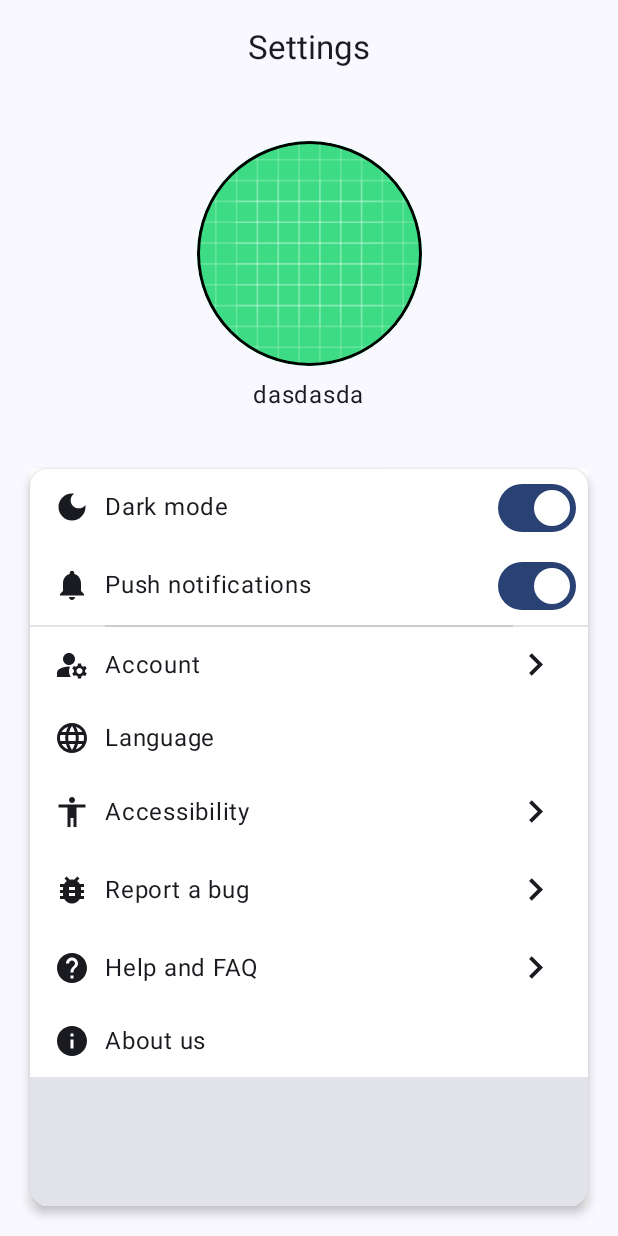
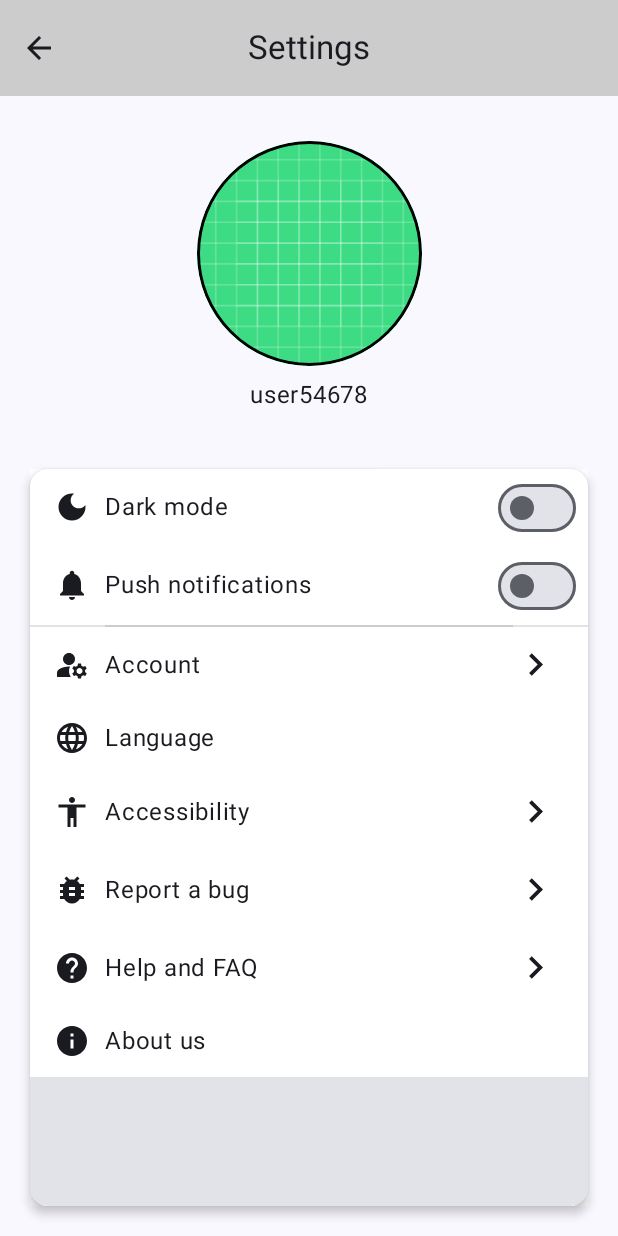
Before and after one commit to cgaraydev/SettingsExample, an Android app built with Jetpack Compose: the screen it shows after launch (MainActivity), on a phone screen of 412 x 824 dp. Run offline under Robolectric (Android 15) with nearby library versions, the phone set to English and light mode, and no system bars.

Commit message:
Minor changes

```diff
--- a/app/src/main/java/com/example/settingsexample/MainActivity.kt
+++ b/app/src/main/java/com/example/settingsexample/MainActivity.kt
@@ -24,7 +24,7 @@ class MainActivity : ComponentActivity() {
                     modifier = Modifier.fillMaxSize(),
                     color = MaterialTheme.colorScheme.background
                 ) {
-                    SettingsNavigation()
+                    SettingsNavigation(darkMode)
                 }
             }
         }
--- a/app/src/main/java/com/example/settingsexample/components/Components.kt
+++ b/app/src/main/java/com/example/settingsexample/components/Components.kt
@@ -44,12 +44,15 @@ fun CardItem(
     actionIcon: ActionIcon?,
     onItemClick: () -> Unit = {}
 ) {
-    var isOn by remember { mutableStateOf(true) }
+    var isOn by remember { mutableStateOf(false) }
     Row(
         verticalAlignment = Alignment.CenterVertically,
         modifier = Modifier
             .background(Color.White)
-            .clickable { onItemClick() }
+            .clickable {
+                isOn = !isOn
+                onItemClick()
+            }
             .padding(start = 16.dp, end = 20.dp, top = 10.dp, bottom = 12.dp)
     ) {
         Icon(painter = painterResource(id = icon), contentDescription = "")
@@ -60,7 +63,7 @@ fun CardItem(
 
             ActionIcon.SWITCH -> Switch(
                 checked = isOn,
-                onCheckedChange = { isOn = !isOn },
+                onCheckedChange = { isOn = it },
                 modifier = Modifier.size(30.dp)
             )
 
--- a/app/src/main/java/com/example/settingsexample/navigation/SettingsNavigation.kt
+++ b/app/src/main/java/com/example/settingsexample/navigation/SettingsNavigation.kt
@@ -9,7 +9,7 @@ import com.example.settingsexample.screens.ReportABugScreen
 import com.example.settingsexample.screens.SettingsScreen
 
 @Composable
-fun SettingsNavigation() {
+fun SettingsNavigation(darkMode: Boolean) {
     val navController = rememberNavController()
     NavHost(
         navController = navController,
@@ -19,10 +19,10 @@ fun SettingsNavigation() {
             SettingsScreen(navController)
         }
         composable(ScreensList.AboutUsScreen.name) {
-            AboutUsScreen(navController)
+            AboutUsScreen(navController, darkMode)
         }
         composable(ScreensList.ReportABugScreen.name){
-            ReportABugScreen(navController)
+            ReportABugScreen(navController, darkMode)
         }
     }
 }
--- a/app/src/main/java/com/example/settingsexample/screens/AboutUsScreen.kt
+++ b/app/src/main/java/com/example/settingsexample/screens/AboutUsScreen.kt
@@ -21,12 +21,13 @@ import androidx.compose.ui.unit.dp
 import androidx.navigation.NavController
 import androidx.navigation.NavHostController
 import com.example.settingsexample.R
+import com.example.settingsexample.ui.theme.SettingsExampleTheme
 
 @Composable
-fun AboutUsScreen(navController: NavHostController) {
+fun AboutUsScreen(navController: NavHostController, darkMode: Boolean) {
     Scaffold(
         topBar = {
-            MyTopAppBar(title = "About Us", navController = navController)
+            MyTopAppBar(title = "About Us", navController = navController, darkMode = darkMode)
         },
     ) {
         Box(modifier = Modifier.padding(it)) {
@@ -45,8 +46,10 @@ fun AboutUsScreen(navController: NavHostController) {
 @Composable
 fun MyTopAppBar(
     title: String,
-    navController: NavController
+    navController: NavController,
+    darkMode: Boolean
 ) {
+    SettingsExampleTheme(darkTheme = darkMode) {
         CenterAlignedTopAppBar(
             title = { Text(text = title) },
             navigationIcon = {
@@ -63,3 +66,5 @@ fun MyTopAppBar(
             )
         )
     }
+
+}
--- a/app/src/main/java/com/example/settingsexample/screens/ReportABugScreen.kt
+++ b/app/src/main/java/com/example/settingsexample/screens/ReportABugScreen.kt
@@ -40,13 +40,13 @@ import com.example.settingsexample.components.MySpacer
 
 @OptIn(ExperimentalComposeUiApi::class)
 @Composable
-fun ReportABugScreen(navController: NavController) {
+fun ReportABugScreen(navController: NavController, darkMode: Boolean) {
     var email by remember { mutableStateOf("") }
     var report by remember { mutableStateOf("") }
     val context = LocalContext.current
     val keyboardController = LocalSoftwareKeyboardController.current
     Scaffold(
-        topBar = { MyTopAppBar(title = "Bug report", navController = navController) }
+        topBar = { MyTopAppBar(title = "Bug report", navController = navController, darkMode = darkMode) }
     ) { paddingValues ->
         Box(
             modifier = Modifier
--- a/app/src/main/java/com/example/settingsexample/screens/SettingsScreen.kt
+++ b/app/src/main/java/com/example/settingsexample/screens/SettingsScreen.kt
@@ -15,15 +15,11 @@ import androidx.compose.foundation.layout.size
 import androidx.compose.foundation.shape.CircleShape
 import androidx.compose.material3.Card
 import androidx.compose.material3.CardDefaults
-import androidx.compose.material3.CenterAlignedTopAppBar
 import androidx.compose.material3.Divider
-import androidx.compose.material3.ExperimentalMaterial3Api
-import androidx.compose.material3.Icon
 import androidx.compose.material3.MaterialTheme
 import androidx.compose.material3.Scaffold
 import androidx.compose.material3.Surface
 import androidx.compose.material3.Text
-import androidx.compose.material3.TopAppBarDefaults
 import androidx.compose.runtime.Composable
 import androidx.compose.runtime.getValue
 import androidx.compose.runtime.mutableStateOf
@@ -34,7 +30,6 @@ import androidx.compose.ui.Modifier
 import androidx.compose.ui.draw.clip
 import androidx.compose.ui.graphics.Color
 import androidx.compose.ui.layout.ContentScale
-import androidx.compose.ui.res.painterResource
 import androidx.compose.ui.res.stringResource
 import androidx.compose.ui.unit.dp
 import androidx.navigation.NavController
@@ -48,19 +43,17 @@ import com.example.settingsexample.components.MySpacer
 import com.example.settingsexample.navigation.ScreensList
 import com.example.settingsexample.ui.theme.SettingsExampleTheme
 
-@OptIn(ExperimentalMaterial3Api::class)
 @Composable
 fun SettingsScreen(navController: NavHostController) {
     var darkMode by remember { mutableStateOf(false) }
     Scaffold(topBar = {
-        CenterAlignedTopAppBar(
-            title = { Text(stringResource(R.string.settings)) },
-            colors = TopAppBarDefaults.centerAlignedTopAppBarColors(
-                containerColor = MaterialTheme.colorScheme.background,
-                titleContentColor = MaterialTheme.colorScheme.onBackground
-            )
+        MyTopAppBar(
+            title = "Settings",
+            navController = navController,
+            darkMode = darkMode
         )
     }) { paddingValues ->
+        SettingsExampleTheme(darkTheme = darkMode) {
             Column(
                 Modifier
                     .fillMaxSize()
@@ -68,11 +61,12 @@ fun SettingsScreen(navController: NavHostController) {
                 horizontalAlignment = Alignment.CenterHorizontally
             ) {
                 MySpacer(size = 30)
-            SettingsHeader()
+                SettingsHeader(darkMode)
                 MySpacer(size = 20)
                 SettingsExampleTheme(darkTheme = darkMode) {
                     SettingsBody(navController, darkMode) {
                         darkMode = it
+                    }
                 }
             }
         }
@@ -160,7 +154,7 @@ fun SettingsBody(
 }
 
 @Composable
-fun SettingsHeader() {
+fun SettingsHeader(darkMode: Boolean) {
     var imageUri by remember { mutableStateOf<Uri?>(null) }
     val launcher =
         rememberLauncherForActivityResult(
@@ -168,7 +162,7 @@ fun SettingsHeader() {
         ) { uri: Uri? ->
             imageUri = uri
         }
-    SettingsExampleTheme {
+    SettingsExampleTheme(darkTheme = darkMode) {
         Box(
             modifier = Modifier
                 .fillMaxWidth()
@@ -214,7 +208,7 @@ fun SettingsHeader() {
                 }
                 MySpacer(size = 10)
                 Text(
-                    text = "dasdasda",
+                    text = "user54678",
                     style = MaterialTheme.typography.bodyLarge,
                     color = MaterialTheme.colorScheme.onBackground
                 )
--- a/app/src/main/java/com/example/settingsexample/ui/theme/Theme.kt
+++ b/app/src/main/java/com/example/settingsexample/ui/theme/Theme.kt
@@ -66,8 +66,8 @@ private val LightColorScheme = lightColorScheme(
 
 @Composable
 fun SettingsExampleTheme(
-    darkTheme: Boolean = isSystemInDarkTheme(),
-//    darkTheme: Boolean,
+//    darkTheme: Boolean = isSystemInDarkTheme(),
+    darkTheme: Boolean,
     // Dynamic color is available on Android 12+
     dynamicColor: Boolean = true,
     content: @Composable () -> Unit
```
Lines whose indentation alone changed are shown as unchanged.
